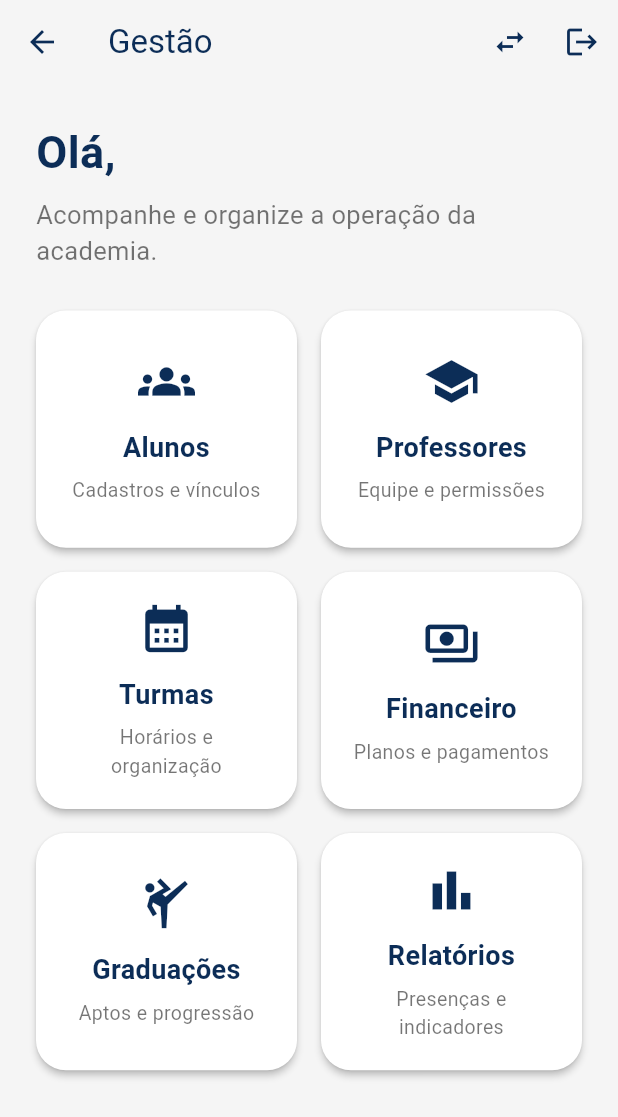
After one commit to Carvalhoap/tatame-plus, a Flutter app: the AdminHomeScreen screen opened directly, on a phone screen of 412 x 824 dp. The commit adds this screen. Shown: the top 1117 px of the screen. Run offline on Flutter 3.47's test engine with Material 3 defaults, Android fonts, the phone set to English and light mode, and no system bars; our stand-ins replace qr_flutter; accounts and stored records are empty.

Commit message:
feat(admin): add management home screen

```diff
--- /dev/null
+++ b/lib/features/admin/screens/admin_home_screen.dart
@@ -0,0 +1,158 @@
+import 'package:flutter/material.dart';
+import 'package:provider/provider.dart';
+
+import '../../../core/theme/app_colors.dart';
+import '../../auth/services/session_service.dart';
+
+class AdminHomeScreen extends StatelessWidget {
+  const AdminHomeScreen({super.key});
+
+  @override
+  Widget build(BuildContext context) {
+    final session = context.watch<SessionService>();
+    final user = session.currentUser;
+
+    return Scaffold(
+      backgroundColor: AppColors.background,
+      appBar: AppBar(
+        title: const Text('Gestão'),
+        backgroundColor: AppColors.background,
+        foregroundColor: AppColors.brandPrimary,
+        actions: [
+          IconButton(
+            tooltip: 'Trocar perfil',
+            onPressed: session.clearActiveRole,
+            icon: const Icon(Icons.swap_horiz),
+          ),
+          IconButton(
+            tooltip: 'Sair',
+            onPressed: session.endSession,
+            icon: const Icon(Icons.logout),
+          ),
+        ],
+      ),
+      body: SingleChildScrollView(
+        padding: const EdgeInsets.all(24),
+        child: Column(
+          crossAxisAlignment: CrossAxisAlignment.start,
+          children: [
+            Text(
+              'Olá, ${user?.name ?? 'Administrador'}',
+              style: const TextStyle(
+                fontSize: 30,
+                fontWeight: FontWeight.bold,
+                color: AppColors.brandPrimary,
+              ),
+            ),
+            const SizedBox(height: 8),
+            const Text(
+              'Acompanhe e organize a operação da academia.',
+              style: TextStyle(
+                fontSize: 17,
+                color: AppColors.grey,
+              ),
+            ),
+            const SizedBox(height: 28),
+            GridView.count(
+              crossAxisCount: 2,
+              shrinkWrap: true,
+              physics: const NeverScrollableScrollPhysics(),
+              crossAxisSpacing: 16,
+              mainAxisSpacing: 16,
+              childAspectRatio: 1.1,
+              children: const [
+                _AdminCard(
+                  title: 'Alunos',
+                  subtitle: 'Cadastros e vínculos',
+                  icon: Icons.groups,
+                ),
+                _AdminCard(
+                  title: 'Professores',
+                  subtitle: 'Equipe e permissões',
+                  icon: Icons.school,
+                ),
+                _AdminCard(
+                  title: 'Turmas',
+                  subtitle: 'Horários e organização',
+                  icon: Icons.calendar_month,
+                ),
+                _AdminCard(
+                  title: 'Financeiro',
+                  subtitle: 'Planos e pagamentos',
+                  icon: Icons.payments_outlined,
+                ),
+                _AdminCard(
+                  title: 'Graduações',
+                  subtitle: 'Aptos e progressão',
+                  icon: Icons.sports_martial_arts,
+                ),
+                _AdminCard(
+                  title: 'Relatórios',
+                  subtitle: 'Presenças e indicadores',
+                  icon: Icons.bar_chart,
+                ),
+              ],
+            ),
+          ],
+        ),
+      ),
+    );
+  }
+}
+
+class _AdminCard extends StatelessWidget {
+  final String title;
+  final String subtitle;
+  final IconData icon;
+
+  const _AdminCard({
+    required this.title,
+    required this.subtitle,
+    required this.icon,
+  });
+
+  @override
+  Widget build(BuildContext context) {
+    return Material(
+      color: AppColors.white,
+      borderRadius: BorderRadius.circular(20),
+      elevation: 2,
+      child: InkWell(
+        onTap: () {},
+        borderRadius: BorderRadius.circular(20),
+        child: Padding(
+          padding: const EdgeInsets.all(18),
+          child: Column(
+            mainAxisAlignment: MainAxisAlignment.center,
+            children: [
+              Icon(
+                icon,
+                size: 38,
+                color: AppColors.brandPrimary,
+              ),
+              const SizedBox(height: 12),
+              Text(
+                title,
+                textAlign: TextAlign.center,
+                style: const TextStyle(
+                  fontSize: 18,
+                  fontWeight: FontWeight.bold,
+                  color: AppColors.brandPrimary,
+                ),
+              ),
+              const SizedBox(height: 6),
+              Text(
+                subtitle,
+                textAlign: TextAlign.center,
+                style: const TextStyle(
+                  fontSize: 13,
+                  color: AppColors.grey,
+                ),
+              ),
+            ],
+          ),
+        ),
+      ),
+    );
+  }
+}
--- a/lib/features/auth/screens/session_router.dart
+++ b/lib/features/auth/screens/session_router.dart
@@ -7,6 +7,7 @@ import '../../teacher/teacher_home_screen.dart';
 import '../services/session_service.dart';
 import 'login_screen.dart';
 import 'role_selection_screen.dart';
+import '../../admin/screens/admin_home_screen.dart';
 
 class SessionRouter extends StatelessWidget {
   const SessionRouter({super.key});
@@ -26,6 +27,8 @@ class SessionRouter extends StatelessWidget {
         switch (session.activeRole) {
           case UserRole.admin:
           case UserRole.partner:
+            return const AdminHomeScreen();
+
           case UserRole.teacher:
             return const TeacherHomeScreen();
 
```
